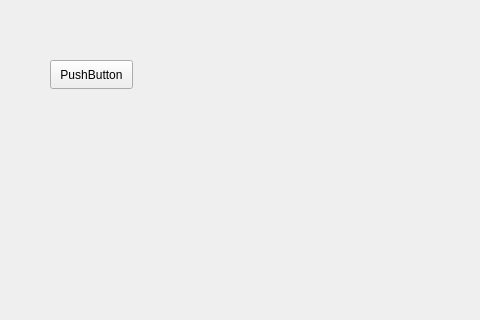
Above: mainwindow.ui from sapondanaisriwan/Do-for- before the change; both pictures show x 0 to 480 and y 0 to 320 of the 800 by 600 pixel window. Below: the same form after it.
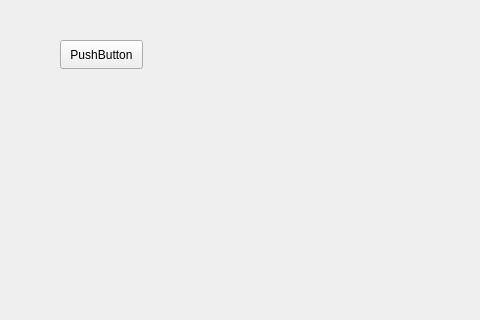
That is the form after the change.

Patch:
```diff
--- a/mainwindow.ui
+++ b/mainwindow.ui
@@ -17,8 +17,8 @@
    <widget class="QPushButton" name="pushButton">
     <property name="geometry">
      <rect>
-      <x>50</x>
-      <y>60</y>
+      <x>60</x>
+      <y>40</y>
       <width>83</width>
       <height>29</height>
      </rect>
```
